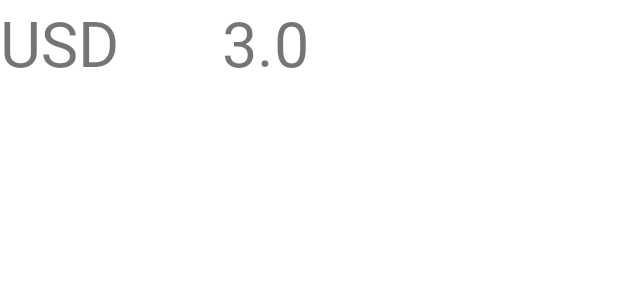
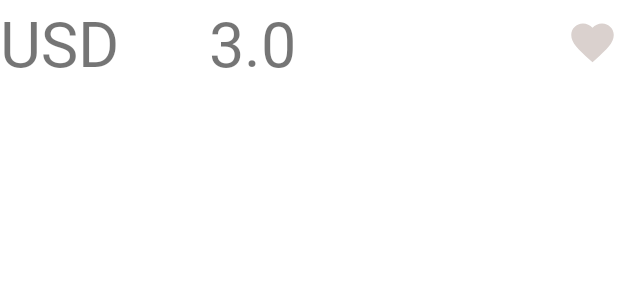
Before and after one commit to Goncharov01/MyProjectKotlin, an Android app: the layout single_item.xml on its own in the app's theme, with its tools: preview values and no code run, on a phone screen of 412 x 824 dp. Shown: the top 300 px of the screen. Run offline under Robolectric (Android 15) with nearby library versions, the phone set to English and light mode, and no system bars; network calls fail.

```diff
--- a/app/src/main/java/com/myproject/app/recycler/DataCurrency.kt
+++ b/app/src/main/java/com/myproject/app/recycler/DataCurrency.kt
@@ -9,6 +9,8 @@ data class DataCurrency(
     @PrimaryKey(autoGenerate = true)
     var id: Int = 0,
 
+    var favorite : Boolean = false,
+
     var currency: String,
 
     var value: String
--- a/app/src/main/java/com/myproject/app/room/DataBaseDataCurrency.kt
+++ b/app/src/main/java/com/myproject/app/room/DataBaseDataCurrency.kt
@@ -8,10 +8,9 @@ import com.myproject.app.recycler.DataCurrency
 import kotlinx.coroutines.InternalCoroutinesApi
 import kotlinx.coroutines.internal.synchronized
 
-@Database(entities = [DataCurrency::class], version = 1)
+@Database(entities = [DataCurrency::class], version = 2)
 abstract class DataBaseDataCurrency : RoomDatabase() {
     abstract fun dataCurrencyDao(): DataCurrencyDao
-
 }
 
 object DataBaseBuilder {
--- /dev/null
+++ b/app/src/main/res/drawable/unfavorite_icon.xml
@@ -0,0 +1,11 @@
+<?xml version="1.0" encoding="utf-8"?>
+<vector xmlns:android="http://schemas.android.com/apk/res/android"
+    android:width="34dp"
+    android:height="34dp"
+    android:viewportWidth="24"
+    android:viewportHeight="24">
+    <path
+        android:fillColor="#DAD1CE"
+        android:pathData="M12,21.35l-1.45,-1.32C5.4,15.36 2,12.28 2,8.5 2,5.42 4.42,3 7.5,3c1.74,0 3.41,0.81 4.5,2.09C13.09,3.81 14.76,3 16.5,3 19.58,3 22,5.42 22,8.5c0,3.78 -3.4,6.86 -8.55,11.54L12,21.35z" />
+
+</vector>
--- a/app/src/main/res/layout/single_item.xml
+++ b/app/src/main/res/layout/single_item.xml
@@ -6,6 +6,7 @@
     android:layout_height="wrap_content">
 
     <LinearLayout
+        android:id="@+id/my_liner_layout"
         android:layout_width="match_parent"
         android:layout_height="match_parent"
         android:orientation="horizontal"
@@ -29,6 +30,14 @@
             android:fontFamily="@font/baloo"
             android:text="3.0"
             android:textSize="42sp" />
+
+        <androidx.appcompat.widget.AppCompatImageView
+            android:id="@+id/favorite"
+            android:layout_width="wrap_content"
+            android:layout_height="wrap_content"
+            android:layout_gravity="center"
+            android:src="@drawable/unfavorite_icon" />
+
     </LinearLayout>
 
 </androidx.constraintlayout.widget.ConstraintLayout>
```
Also changed, not shown: app/build.gradle (+10 -4 lines), app/src/main/java/com/myproject/app/FavoriteFragment.kt (+30 -1 lines), app/src/main/java/com/myproject/app/Popular_Fragment.kt (+8 -12 lines), app/src/main/java/com/myproject/app/recycler/MyAdapterRecycler.kt (+31 -2 lines), app/src/main/java/com/myproject/app/room/DataCurrencyDao.kt (+5 -2 lines), app/src/main/res/drawable/favorite_icon.xml (added, +11 -0 lines), app/src/main/res/layout/fragment_favorite.xml (+4 -4 lines).
